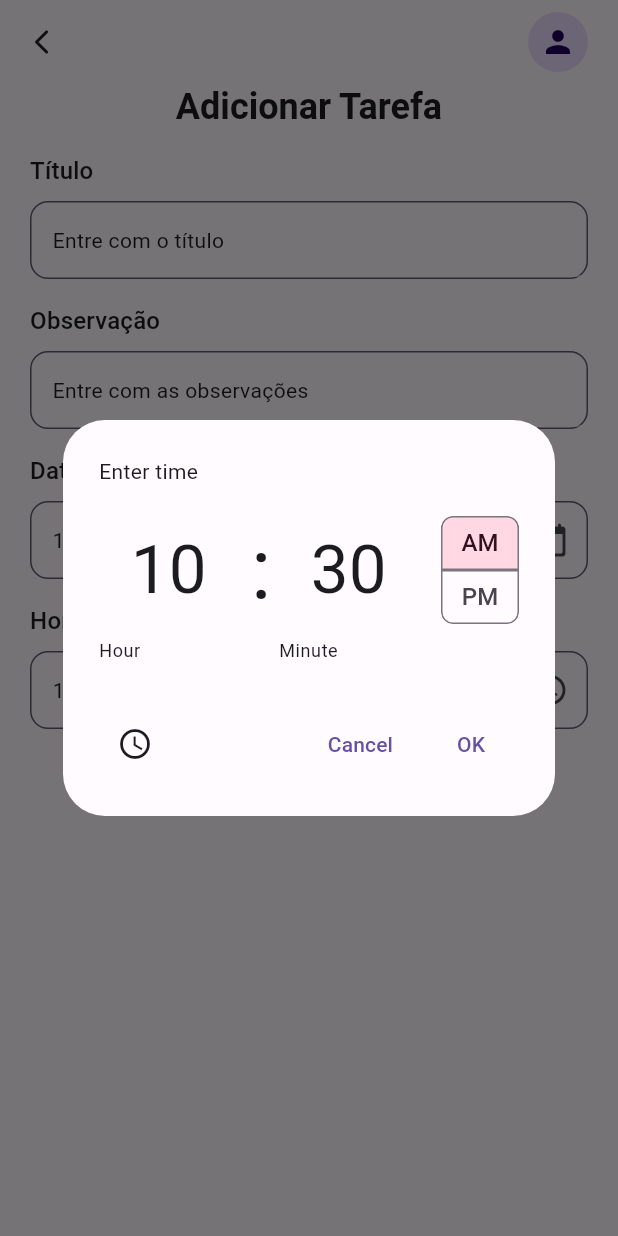
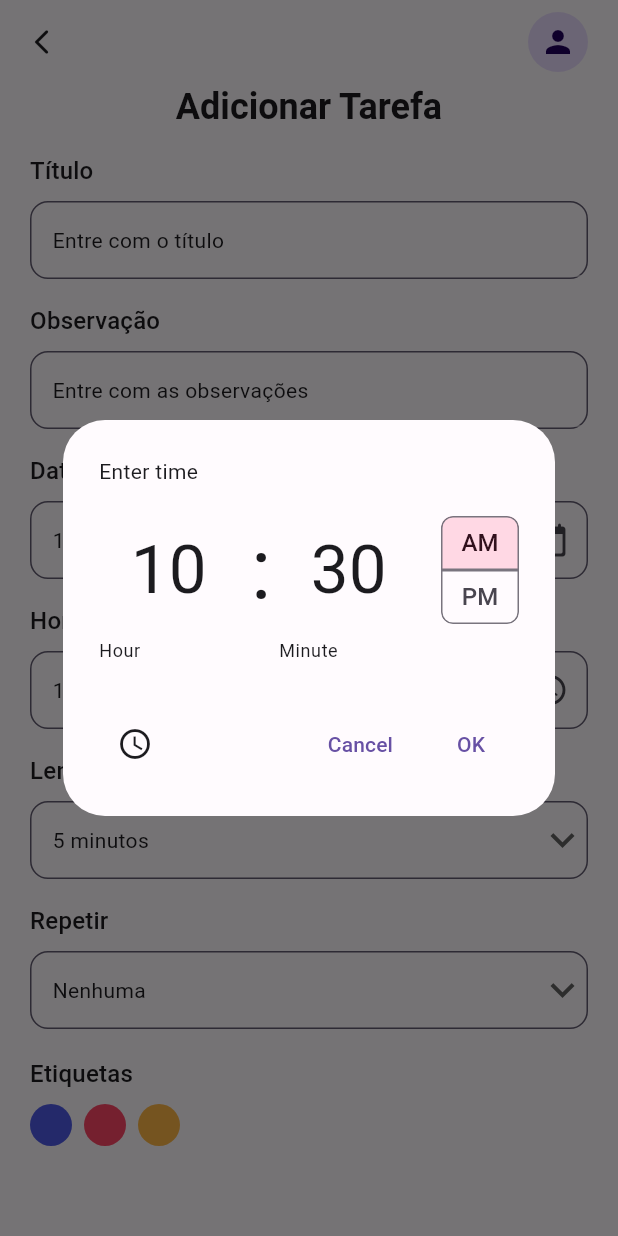
Before and after one commit to Matheus-hora48/Flutter-To-Do-App, a Flutter app: the AddTaskPage screen opened directly, after a tap on the "access time" icon, on a phone screen of 412 x 824 dp. Run offline on Flutter 3.47's test engine with Material 2 defaults, Android fonts, the phone set to English and light mode, and no system bars; our stand-ins replace date_picker_timeline, flutter_local_notifications, get, get_storage, google_fonts; accounts and stored records are empty.

Commit message:
Termiando a tela de add task

```diff
--- a/to_do_app/lib/src/pages/add_taks_bar.dart
+++ b/to_do_app/lib/src/pages/add_taks_bar.dart
@@ -5,6 +5,7 @@ import 'package:get/get.dart';
 import 'package:intl/date_symbol_data_local.dart';
 import 'package:intl/intl.dart';
 import 'package:to_do_app/src/pages/widget/custom_inputs.dart';
+import 'package:to_do_app/src/shared/theme/others_color.g.dart';
 
 class AddTaskPage extends StatefulWidget {
   const AddTaskPage({super.key});
@@ -17,12 +18,21 @@ class _AddTaskPageState extends State<AddTaskPage> {
   DateTime _selectedDate = DateTime.now();
   String _endTime = "9:30 AM";
   String _startTime = DateFormat("hh:mm a").format(DateTime.now()).toString();
+
   int _selectedRemind = 5;
   List<int> remindList = [
     5,
     10,
     15,
     20,
+  ];
+
+  String _selectedRepet = "Nenhuma";
+  List<String> repetList = [
+    "Nenhuma",
+    "Diária",
+    "Semanal",
+    "Mensal",
   ];
 
   String getData(DateTime date) {
@@ -100,6 +110,97 @@ class _AddTaskPageState extends State<AddTaskPage> {
                     ),
                   ),
                 ],
+              ),
+              CustomInputs(
+                title: 'Lembrar',
+                hint: '$_selectedRemind minutos',
+                widget: DropdownButton(
+                  icon: const Icon(Icons.keyboard_arrow_down),
+                  iconSize: 32,
+                  elevation: 4,
+                  underline: Container(
+                    height: 0,
+                  ),
+                  items: remindList.map<DropdownMenuItem<String>>((int value) {
+                    return DropdownMenuItem<String>(
+                      value: value.toString(),
+                      child: Text(value.toString()),
+                    );
+                  }).toList(),
+                  onChanged: (String? value) {
+                    setState(() {
+                      _selectedRemind = int.parse(value!);
+                    });
+                  },
+                ),
+              ),
+              CustomInputs(
+                title: 'Repetir',
+                hint: '$_selectedRepet',
+                widget: DropdownButton(
+                  icon: const Icon(Icons.keyboard_arrow_down),
+                  iconSize: 32,
+                  elevation: 4,
+                  underline: Container(
+                    height: 0,
+                  ),
+                  items:
+                      repetList.map<DropdownMenuItem<String>>((String value) {
+                    return DropdownMenuItem<String>(
+                      value: value,
+                      child: Text(
+                        value,
+                      ),
+                    );
+                  }).toList(),
+                  onChanged: (String? value) {
+                    setState(() {
+                      _selectedRepet = value!;
+                    });
+                  },
+                ),
+              ),
+              const SizedBox(
+                height: 18,
+              ),
+              Row(
+                children: [
+                  Column(
+                    crossAxisAlignment: CrossAxisAlignment.start,
+                    children: [
+                      Text(
+                        'Etiquetas',
+                        style: Theme.of(context).textTheme.titleMedium,
+                      ),
+                      const SizedBox(
+                        height: 8,
+                      ),
+                      Wrap(
+                        children: List<Widget>.generate(
+                          3,
+                          (int index) {
+                            return Padding(
+                              padding: const EdgeInsets.only(right: 8),
+                              child: GestureDetector(
+                                onTap: (){
+
+                                },
+                                child: CircleAvatar(
+                                  radius: 14,
+                                  backgroundColor: index == 0
+                                      ? OthersColors.bluishClr
+                                      : index == 1
+                                          ? OthersColors.pinkClr
+                                          : OthersColors.yellowClr,
+                                ),
+                              ),
+                            );
+                          },
+                        ),
+                      )
+                    ],
+                  )
+                ],
               )
             ],
           ),
@@ -149,15 +250,17 @@ class _AddTaskPageState extends State<AddTaskPage> {
   }
 
   getTimeFromUser({required bool isStartTime}) async {
-    var pickedTime = _showTimePicker();
+    var pickedTime = await _showTimePicker();
+    String _formatedTime = pickedTime.format(context);
+
     if (pickedTime == null) {
     } else if (isStartTime == true) {
       setState(() {
-        _startTime = pickedTime;
+        _startTime = _formatedTime;
       });
     } else if (isStartTime == false) {
       setState(() {
-        _endTime = pickedTime;
+        _endTime = _formatedTime;
       });
     }
   }
```
